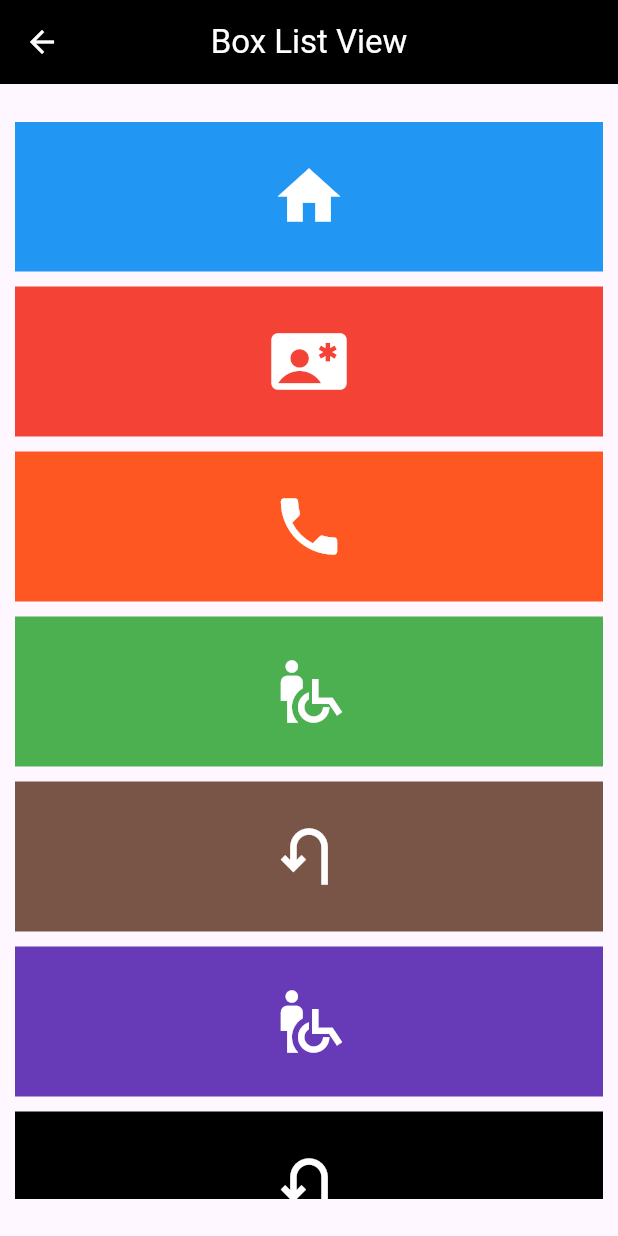
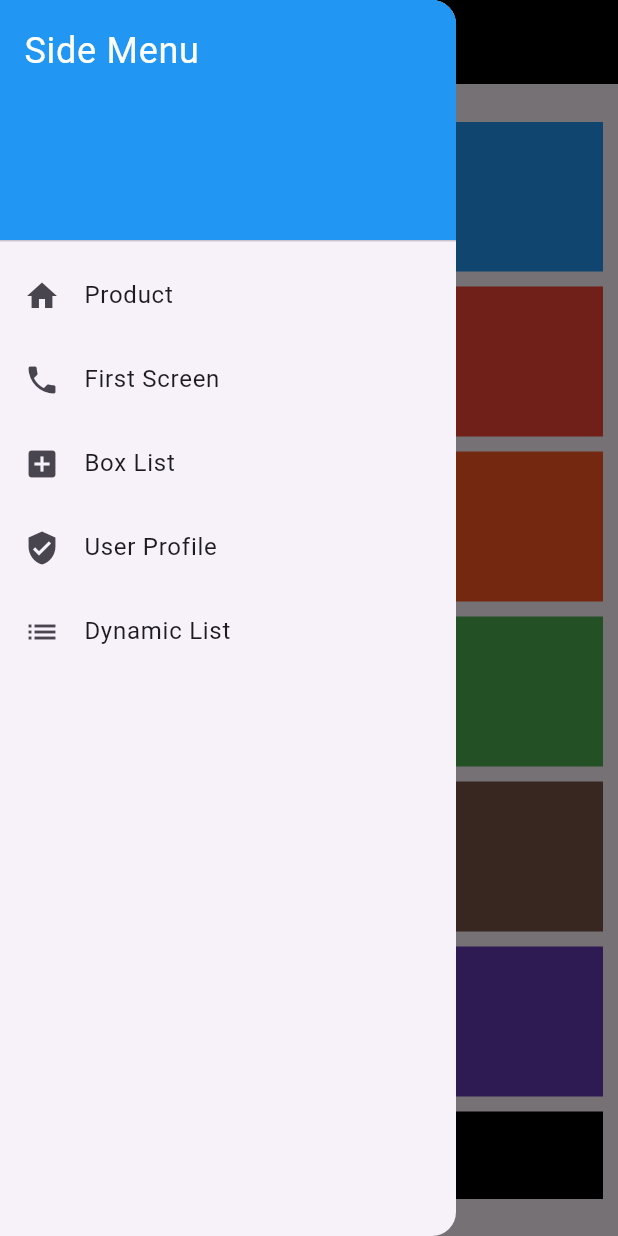
Before and after one commit to Owaisk23/2309B2, a Flutter app: the BoxlistView screen opened directly, with the side drawer open (before the commit the screen has no drawer), on a phone screen of 412 x 824 dp. Run offline on Flutter 3.47's test engine with Material 3 defaults, Android fonts, the light colour scheme and no system bars; our stand-ins replace device_preview; network calls fail; project files that could hold a hidden picture were left out.

Commit message:
added dynamic list and drawer

```diff
--- a/Mob App Development/Flutter/firstproject/lib/Screens/boxlistView.dart
+++ b/Mob App Development/Flutter/firstproject/lib/Screens/boxlistView.dart
@@ -1,4 +1,6 @@
 import 'package:flutter/material.dart';
+import 'package:firstproject/Screens/drawerSide.dart' as drawerSide;
+
 
 class BoxlistView extends StatefulWidget {
   const BoxlistView({Key? key}) : super(key: key);
@@ -17,6 +19,7 @@
         foregroundColor: Colors.white,
         centerTitle: true,
       ),
+      drawer: drawerSide.DrawerSide(),
       body:  Padding(
         // padding: const EdgeInsets.all(20),
         // padding: const EdgeInsets.only(top: 30, left: 15, right: 20, bottom: 45),
--- /dev/null
+++ b/Mob App Development/Flutter/firstproject/lib/Screens/drawerSide.dart
@@ -0,0 +1,73 @@
+import 'package:firstproject/Screens/boxlistView.dart';
+import 'package:firstproject/Screens/dynamicList.dart';
+import 'package:firstproject/Screens/firstScreen.dart';
+import 'package:firstproject/Screens/product.dart';
+import 'package:firstproject/Screens/userProfile.dart';
+import 'package:flutter/material.dart';
+
+class DrawerSide extends StatefulWidget {
+  const DrawerSide({ Key? key }) : super(key: key);
+
+  @override
+  _DrawerSideState createState() => _DrawerSideState();
+}
+
+class _DrawerSideState extends State<DrawerSide> {
+  @override
+  Widget build(BuildContext context) {
+    return Drawer(
+      child: ListView(
+        padding: EdgeInsets.zero,
+        children: [
+          DrawerHeader(
+            decoration: BoxDecoration(
+              color: Colors.blue,
+            ),
+            child: Text(
+              'Side Menu',
+              style: TextStyle(
+                color: Colors.white,
+                fontSize: 24,
+              ),
+            ),
+          ),
+          ListTile(
+            leading: Icon(Icons.home),
+            title: Text('Product'),
+            onTap: () {
+              Navigator.push(context, MaterialPageRoute(builder: (context) => Product()));
+            },
+          ),
+          ListTile(
+            leading: Icon(Icons.phone),
+            title: Text('First Screen'),
+            onTap: () {
+              Navigator.push(context, MaterialPageRoute(builder: (context) => FirstScreen()));
+            },
+          ),
+          ListTile(
+            leading: Icon(Icons.add_box),
+            title: Text('Box List'),
+            onTap: () {
+              Navigator.push(context, MaterialPageRoute(builder: (context) => BoxlistView()));
+            },
+          ),
+          ListTile(
+            leading: Icon(Icons.verified_user),
+            title: Text('User Profile'),
+            onTap: () {
+              Navigator.push(context, MaterialPageRoute(builder: (context) => UserProfile()));
+            },
+          ),
+          ListTile(
+            leading: Icon(Icons.list),
+            title: Text('Dynamic List'),
+            onTap: () {
+              Navigator.push(context, MaterialPageRoute(builder: (context) => DynamicList()));
+            },
+          ),
+        ],
+      ),
+    );
+  }
+}
--- a/Mob App Development/Flutter/firstproject/lib/Screens/firstScreen.dart
+++ b/Mob App Development/Flutter/firstproject/lib/Screens/firstScreen.dart
@@ -1,4 +1,5 @@
 import 'package:flutter/material.dart';
+import 'package:firstproject/Screens/drawerSide.dart' as drawerSide;
 
 class FirstScreen extends StatefulWidget {
   const FirstScreen({ Key? key }) : super(key: key);
@@ -17,6 +18,7 @@
         foregroundColor: Colors.white,
         centerTitle: true,
       ),
+      drawer: drawerSide.DrawerSide(),
       body: Center(
         child: Column(
           mainAxisAlignment: MainAxisAlignment.center,
--- a/Mob App Development/Flutter/firstproject/lib/Screens/product.dart
+++ b/Mob App Development/Flutter/firstproject/lib/Screens/product.dart
@@ -1,6 +1,7 @@
 import 'package:firstproject/Screens/boxlistView.dart';
 import 'package:firstproject/Screens/userProfile.dart';
 import 'package:flutter/material.dart';
+import 'package:firstproject/Screens/drawerSide.dart' as drawerSide;
 
 class Product extends StatefulWidget {
   const Product({ Key? key }) : super(key: key);
@@ -19,6 +20,7 @@
         foregroundColor: Colors.white,
         centerTitle: true,
       ),
+      drawer: drawerSide.DrawerSide(),
       body: Center(
         child: Container(
           width: 300,
--- a/Mob App Development/Flutter/firstproject/lib/Screens/userProfile.dart
+++ b/Mob App Development/Flutter/firstproject/lib/Screens/userProfile.dart
@@ -1,4 +1,6 @@
 import 'package:flutter/material.dart';
+import 'package:firstproject/Screens/drawerSide.dart' as drawerSide;
+
 
 class UserProfile extends StatefulWidget {
   const UserProfile({ Key? key }) : super(key: key);
@@ -22,6 +24,7 @@
         foregroundColor: Colors.white,
         centerTitle: true,
       ),
+      drawer: drawerSide.DrawerSide(),
       body: Center(
         child: Column(
           children: [
--- a/Mob App Development/Flutter/firstproject/lib/main.dart
+++ b/Mob App Development/Flutter/firstproject/lib/main.dart
@@ -1,5 +1,6 @@
 import 'package:device_preview/device_preview.dart';
-import 'package:firstproject/Screens/product.dart';
+import 'package:firstproject/Screens/firstScreen.dart';
+// import 'package:firstproject/Screens/product.dart';
 // import 'package:firstproject/Screens/userProfile.dart';
 import 'package:flutter/foundation.dart';
 import 'package:flutter/material.dart';
@@ -20,7 +21,7 @@
       builder: DevicePreview.appBuilder,
       theme: ThemeData.light(),
       darkTheme: ThemeData.dark(),
-      home: Product(),
+      home: FirstScreen(),
     );
   }
 }
```
Also changed, not shown: Mob App Development/Flutter/firstproject/lib/Screens/dynamicList.dart (added, +66 -0 lines).
